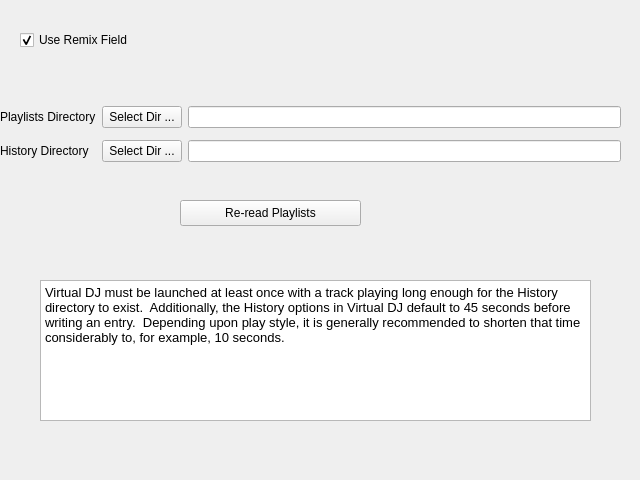
This is nowplaying/resources/inputs_virtualdj_ui.ui in whatsnowplaying/whats-now-playing as Qt 5 draws it before an edit. The edited form follows.
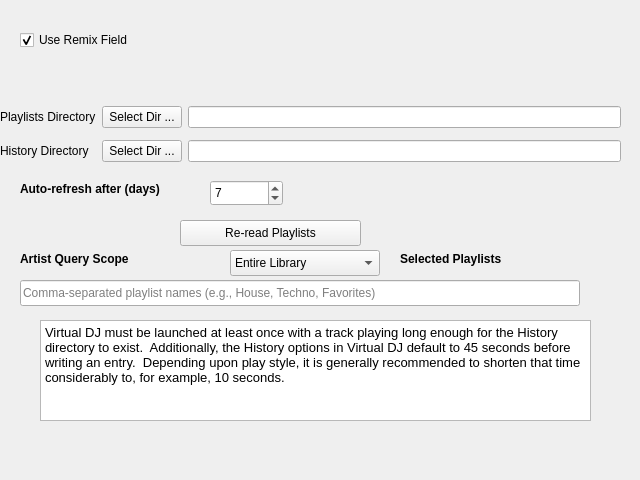
This is the edited form.

Commit message: DB Query update #2: Denon, VirtualDJ

```diff
--- a/nowplaying/resources/inputs_virtualdj_ui.ui
+++ b/nowplaying/resources/inputs_virtualdj_ui.ui
@@ -59,13 +59,82 @@
     </item>
    </layout>
   </widget>
+  <widget class="QLabel" name="artist_query_label">
+   <property name="geometry">
+    <rect>
+     <x>20</x>
+     <y>250</y>
+     <width>200</width>
+     <height>18</height>
+    </rect>
+   </property>
+   <property name="font">
+    <font>
+     <bold>true</bold>
+    </font>
+   </property>
+   <property name="text">
+    <string>Artist Query Scope</string>
+   </property>
+  </widget>
+  <widget class="QComboBox" name="virtualdj_artist_scope_combo">
+   <property name="geometry">
+    <rect>
+     <x>230</x>
+     <y>250</y>
+     <width>150</width>
+     <height>26</height>
+    </rect>
+   </property>
+   <item>
+    <property name="text">
+     <string>Entire Library</string>
+    </property>
+   </item>
+   <item>
+    <property name="text">
+     <string>Selected Playlists</string>
+    </property>
+   </item>
+  </widget>
+  <widget class="QLabel" name="playlists_label">
+   <property name="geometry">
+    <rect>
+     <x>400</x>
+     <y>250</y>
+     <width>200</width>
+     <height>18</height>
+    </rect>
+   </property>
+   <property name="font">
+    <font>
+     <bold>true</bold>
+    </font>
+   </property>
+   <property name="text">
+    <string>Selected Playlists</string>
+   </property>
+  </widget>
+  <widget class="QLineEdit" name="virtualdj_playlists_lineedit">
+   <property name="geometry">
+    <rect>
+     <x>20</x>
+     <y>280</y>
+     <width>560</width>
+     <height>26</height>
+    </rect>
+   </property>
+   <property name="placeholderText">
+    <string>Comma-separated playlist names (e.g., House, Techno, Favorites)</string>
+   </property>
+  </widget>
   <widget class="QTextBrowser" name="info_text">
    <property name="geometry">
     <rect>
      <x>40</x>
-     <y>280</y>
+     <y>320</y>
      <width>551</width>
-     <height>141</height>
+     <height>101</height>
     </rect>
    </property>
    <property name="html">
@@ -79,11 +148,48 @@
 &lt;p style=&quot; margin-top:0px; margin-bottom:0px; margin-left:0px; margin-right:0px; -qt-block-indent:0; text-indent:0px;&quot;&gt;&lt;span style=&quot; font-family:'Sans'; font-size:10pt;&quot;&gt;Virtual DJ must be launched at least once with a track playing long enough for the History directory to exist.  Additionally, the History options in Virtual DJ default to 45 seconds before writing an entry.  Depending upon play style, it is generally recommended to shorten that time considerably to, for example, 10 seconds.&lt;/span&gt;&lt;/p&gt;&lt;/body&gt;&lt;/html&gt;</string>
    </property>
   </widget>
+  <widget class="QLabel" name="max_age_label">
+   <property name="geometry">
+    <rect>
+     <x>20</x>
+     <y>180</y>
+     <width>180</width>
+     <height>18</height>
+    </rect>
+   </property>
+   <property name="font">
+    <font>
+     <bold>true</bold>
+    </font>
+   </property>
+   <property name="text">
+    <string>Auto-refresh after (days)</string>
+   </property>
+  </widget>
+  <widget class="QSpinBox" name="virtualdj_max_age_spinbox">
+   <property name="geometry">
+    <rect>
+     <x>210</x>
+     <y>180</y>
+     <width>73</width>
+     <height>26</height>
+    </rect>
+   </property>
+   <property name="minimum">
+    <number>1</number>
+   </property>
+   <property name="maximum">
+    <number>365</number>
+   </property>
+   <property name="value">
+    <number>7</number>
+   </property>
+  </widget>
   <widget class="QPushButton" name="playlist_reread_button">
    <property name="geometry">
     <rect>
      <x>180</x>
-     <y>200</y>
+     <y>220</y>
      <width>181</width>
      <height>26</height>
     </rect>
```
The commit also changes 5 other files.
